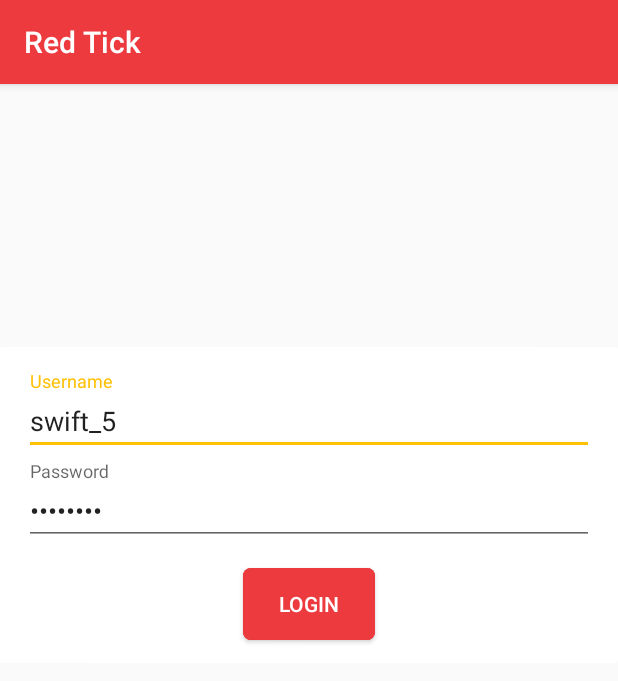
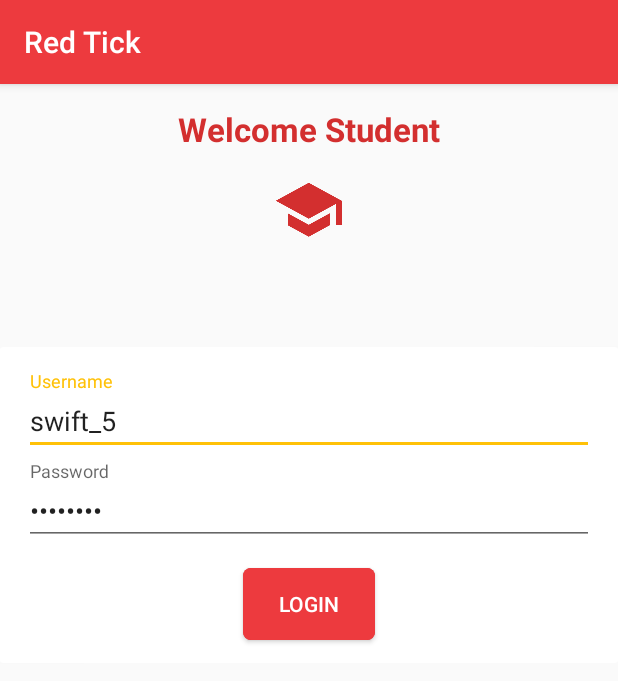
Before and after one commit to Cloudeducate/StudentApp, an Android app: the screen it shows after launch (LoginActivity), on a phone screen of 412 x 824 dp. Shown: the top 681 px of the screen. Run offline under Robolectric (Android 15) with nearby library versions, the phone set to English and light mode, and no system bars; our stand-ins replace Volley.

Commit message:
Login UI
Signed-off-by: yogeshbalan <balanyogesh@gmail.com>

```diff
--- a/app/src/main/res/layout/content_login.xml
+++ b/app/src/main/res/layout/content_login.xml
@@ -7,6 +7,25 @@
     app:layout_behavior="@string/appbar_scrolling_view_behavior"
     tools:context=".Activities.LoginActivity"
     tools:showIn="@layout/activity_login">
+
+    <TextView
+        android:id="@+id/welcome_teacher"
+        android:layout_width="wrap_content"
+        android:layout_height="wrap_content"
+        android:text="Welcome Student"
+        android:textColor="@color/colorPrimaryDark"
+        android:layout_centerHorizontal="true"
+        android:layout_marginTop="@dimen/big_margin"
+        android:textSize="22sp"
+        android:textStyle="bold"/>
+
+    <ImageView
+        android:layout_width="wrap_content"
+        android:layout_height="wrap_content"
+        android:layout_below="@+id/welcome_teacher"
+        android:background="@drawable/ic_school_black_48dp"
+        android:layout_centerHorizontal="true"
+        android:layout_marginTop="@dimen/big_margin"/>
 
     <android.support.v7.widget.CardView
         android:layout_width="wrap_content"
```
Also changed, not shown: app/src/main/res/drawable-xxhdpi/ic_school_black_48dp.png (added), app/src/main/res/drawable-xxxhdpi/ic_school_black_48dp.png (added).
